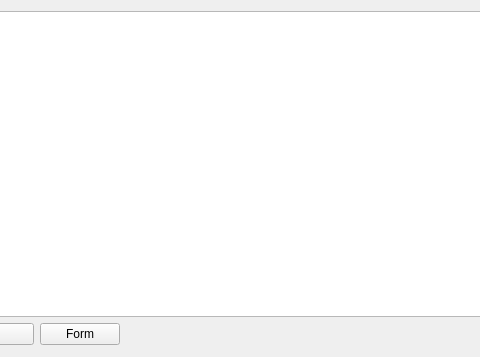
Above: geo_search/ui/result.ui from yamamoto-ryuzo/GEO-search-plugin before the change; both pictures show x 185 to 665 and y 0 to 357 of the 850 by 357 pixel window. Below: the same form after it.
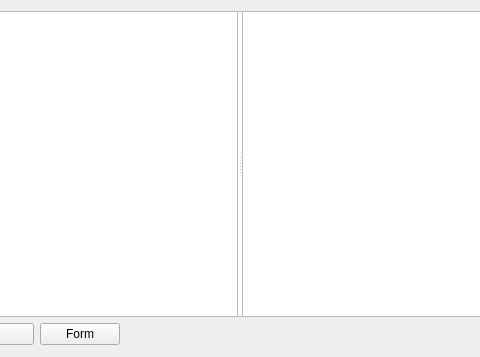
That is the form after the change.

What changed in the file:
```diff
--- a/geo_search/ui/result.ui
+++ b/geo_search/ui/result.ui
@@ -42,6 +42,26 @@
      </attribute>
     </widget>
    </item>
+    <item row="0" column="0" colspan="6">
+     <widget class="QSplitter" name="formWidget">
+      <property name="visible">
+      <bool>false</bool>
+      </property>
+      <property name="orientation">
+      <enum>Qt::Horizontal</enum>
+      </property>
+      <widget class="QListWidget" name="formFieldList">
+      <property name="minimumWidth">
+       <number>200</number>
+      </property>
+      </widget>
+      <widget class="QTextEdit" name="formValueText">
+      <property name="readOnly">
+       <bool>true</bool>
+      </property>
+      </widget>
+     </widget>
+    </item>
    <item row="2" column="0">
     <widget class="QPushButton" name="prevButton">
      <property name="text">
```
